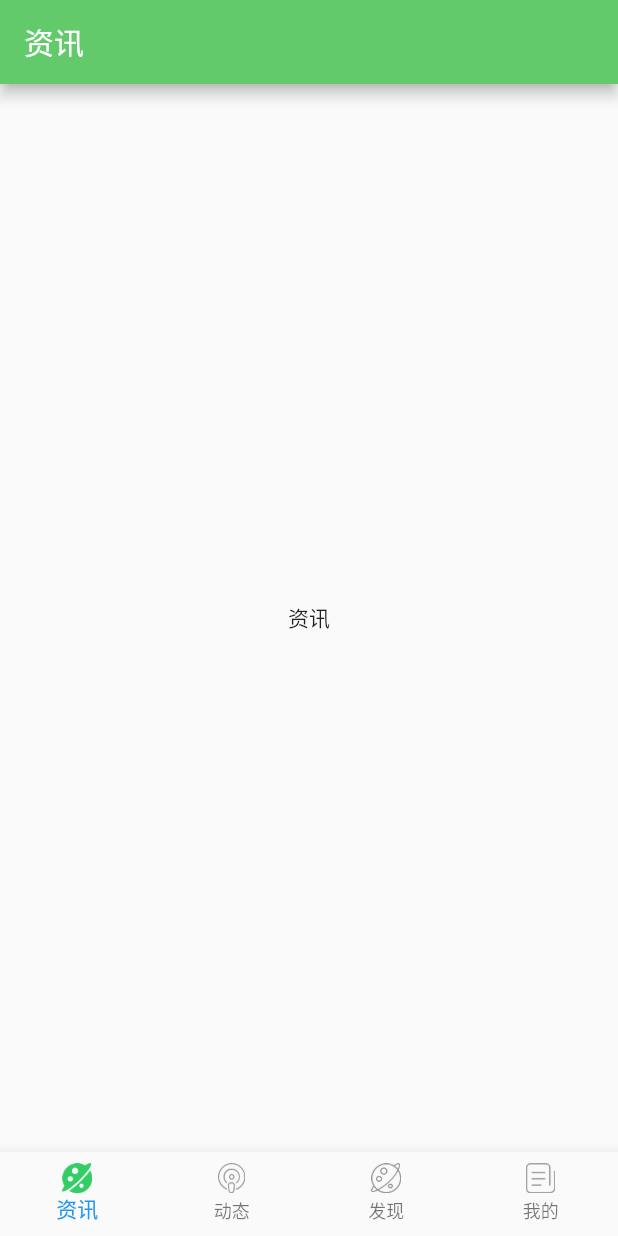
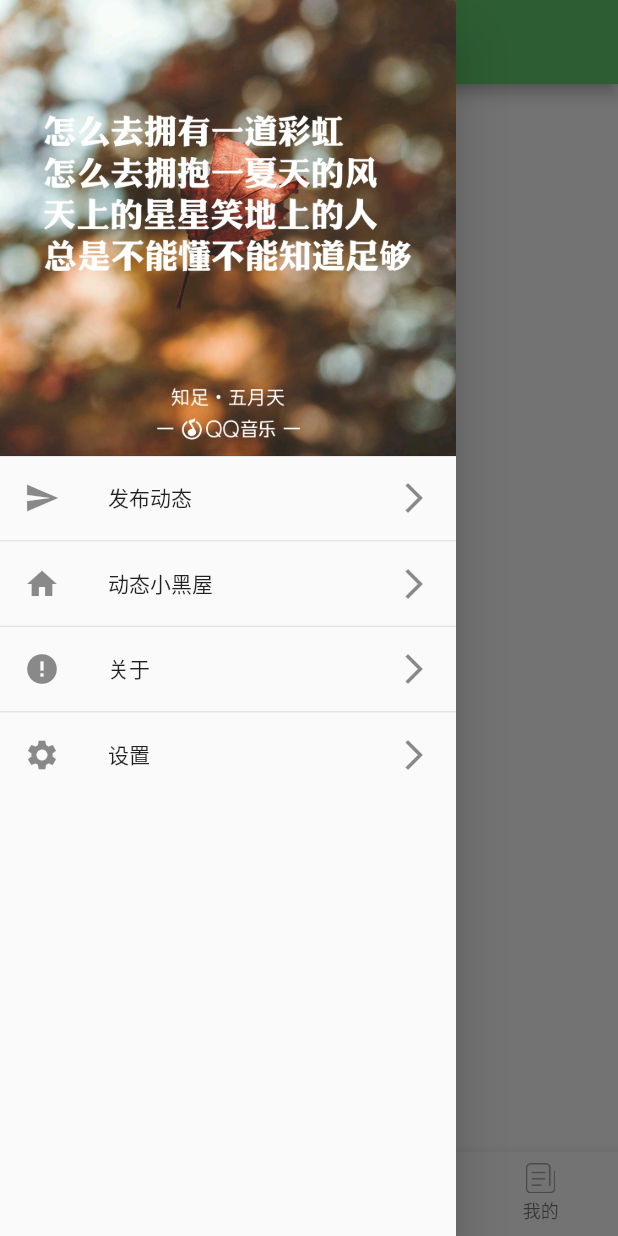
Before and after one commit to luoxinghan/flutter_osc_demo, a Flutter app: the screen it shows after launch, with the side drawer open (before the commit the screen has no drawer), on a phone screen of 412 x 824 dp. Run offline on Flutter 3.47's test engine with Material 2 defaults, Android fonts, the phone set to English and light mode, and no system bars.

Commit message:
增加侧滑菜单功能以及点击详情功能

```diff
--- a/lib/home_page.dart
+++ b/lib/home_page.dart
@@ -4,6 +4,7 @@ import 'package:flutter_osc_client/pages/discovery_page.dart';
 import 'package:flutter_osc_client/pages/news_list_page.dart';
 import 'package:flutter_osc_client/pages/profile_page.dart';
 import 'package:flutter_osc_client/pages/tweet_page.dart';
+import 'package:flutter_osc_client/widgets/my_drawer.dart';
 import 'package:flutter_osc_client/widgets/navigation_icon_view.dart';
 
 //为了避免堆叠过多 所以移到一个新的文件内
@@ -74,8 +75,9 @@ class _HomePageState extends State<HomePage> {
       appBar: AppBar(
         title: Text(
           _appBarTitle[_currentIndex],
-          style: TextStyle(color: Color(AppColors.APPBAR)),
+          style: TextStyle(color: Color(AppColors.APPBAR),),
         ),
+        iconTheme: IconThemeData(color: Color(AppColors.APPBAR)),
       ),
       //body: _pages[_currentIndex],使用PageController之前
       body: PageView.builder(
@@ -103,6 +105,11 @@ class _HomePageState extends State<HomePage> {
               duration: Duration(microseconds: 1), curve: Curves.ease);
         },
       ),
+      drawer: MyDrawer(
+        headImgPath: 'assets/images/cover_img.jpg',
+        menuIcons: [Icons.send, Icons.home, Icons.error, Icons.settings],
+        menuTitles: ['发布动态','动态小黑屋','关于','设置'],
+      ),//侧滑菜单
     );
   }
 }
--- /dev/null
+++ b/lib/widgets/my_drawer.dart
@@ -0,0 +1,70 @@
+import 'package:flutter/material.dart';
+import 'package:flutter_osc_client/pages/about_page.dart';
+import 'package:flutter_osc_client/pages/publish_tweet_page.dart';
+import 'package:flutter_osc_client/pages/settings_page.dart';
+import 'package:flutter_osc_client/pages/tweet_black_house.dart';
+
+//封装使用MyDrawer类
+class MyDrawer extends StatelessWidget {
+  final String headImgPath;
+  final List menuTitles;
+  final List menuIcons;
+
+  MyDrawer(
+      {Key key,
+      @required this.headImgPath,
+      @required this.menuTitles,
+      @required this.menuIcons})
+      : assert(headImgPath != null),
+        assert(menuTitles != null),
+        assert(menuIcons != null),
+        super(key: key);
+
+  @override
+  Widget build(BuildContext context) {
+    return Drawer(
+      child: ListView.separated(
+          padding: const EdgeInsets.all(0.0),
+          itemBuilder: (context, index){
+            if(index == 0){
+              //第一个则显示顶部图片
+              return Image.asset(headImgPath, fit: BoxFit.cover);
+            }
+            index -= 1;
+            return ListTile(
+              leading: Icon(menuIcons[index]),
+              title: Text(menuTitles[index]),
+              trailing: Icon(Icons.arrow_forward_ios),//右箭头
+              onTap: (){
+                switch (index) {
+                  case 0:
+                    _navPush(context, PublishTweetPage());
+                    break;
+                  case 1:
+                    _navPush(context, TweetBlackHousePage());
+                    break;
+                  case 2:
+                    _navPush(context, AboutPage());
+                    break;
+                  case 3:
+                    _navPush(context, SettingsPage());
+                    break;
+                }
+              },
+            );
+          },
+          separatorBuilder: (context, index){
+            if(index == 0){
+              return Divider(height: 0.0);
+            } else {
+              return Divider(height: 1.0);
+            }
+          },//这是列表的分割线
+          itemCount: menuTitles.length + 1),
+    );
+  }
+
+  _navPush(BuildContext context, Widget page) {
+    Navigator.push(context, MaterialPageRoute(builder: (context) => page));
+  }
+}
--- a/pubspec.yaml
+++ b/pubspec.yaml
@@ -58,6 +58,8 @@ flutter:
     - assets/images/ic_nav_discover_actived.png
     - assets/images/ic_nav_news_normal.png
     - assets/images/ic_nav_news_actived.png
+    #抽屉背景图
+    - assets/images/cover_img.jpg
 
   # An image asset can refer to one or more resolution-specific "variants", see
   # https://flutter.dev/assets-and-images/#resolution-aware.
```
Also changed, not shown: lib/pages/about_page.dart (added, +17 -0 lines), lib/pages/publish_tweet_page.dart (added, +17 -0 lines), lib/pages/settings_page.dart (added, +17 -0 lines), lib/pages/tweet_black_house.dart (added, +15 -0 lines), assets/images/cover_img.jpg (added).
